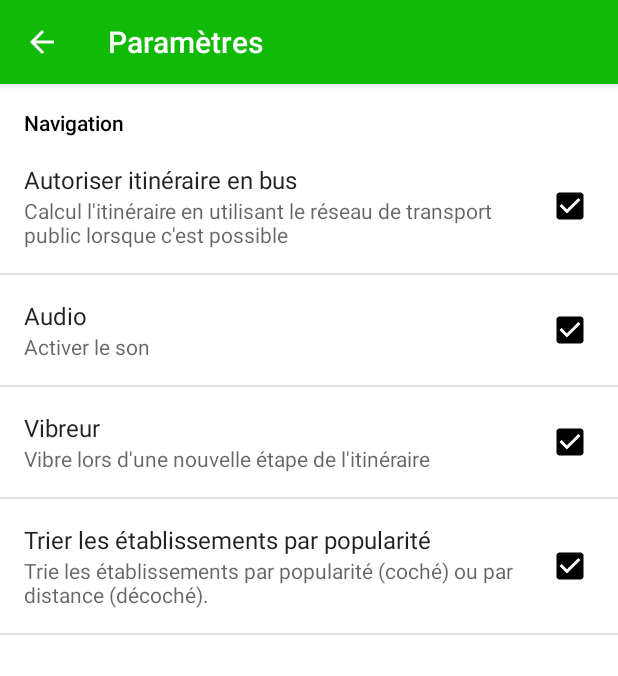
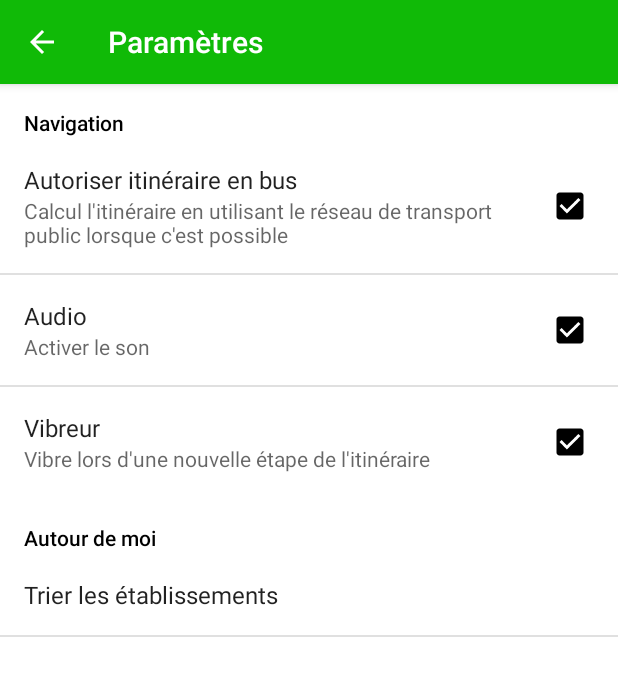
Before and after one commit to snigle/corsaire, an Android app: the screen it shows after launch (MainSettingsActivity), after a tap on "Paramètres", on a phone screen of 412 x 824 dp. Shown: the top 676 px of the screen. Run offline under Robolectric (Android 15) with nearby library versions, the phone set to English and light mode, and no system bars; our stand-ins replace Volley; libraries missing offline, so code that uses them is left out: com.google.maps.android; 2 statements that could not run were skipped.

Commit message:
Add hotel and health categories #5. Sort places by popularity #3

```diff
--- a/app/build.gradle
+++ b/app/build.gradle
@@ -7,8 +7,8 @@ android {
         applicationId 'eu.snigle.proxygps'
         minSdkVersion 15
         targetSdkVersion 23
-        versionName '1.2.2'
-        versionCode 7
+        versionName '1.2.3'
+        versionCode 8
     }
     buildTypes {
         release {
--- /dev/null
+++ b/app/src/main/res/values/arrays.xml
@@ -0,0 +1,5 @@
+<?xml version="1.0" encoding="utf-8"?>
+<resources>
+    <string-array name="pref_activated_entries"><item>@string/sortByPopularity</item><item>@string/sortByDistance</item></string-array>
+    <string-array name="pref_activated_entries_values"><item>@string/pref_sort_popularity</item><item>@string/pref_sort_distance</item></string-array>
+</resources>
--- a/app/src/main/res/values/strings.xml
+++ b/app/src/main/res/values/strings.xml
@@ -71,8 +71,14 @@
     <string name="precision">précision</string>
     <string name="croissant">sens croissant</string>
     <string name="decroissant">sens décroissant</string>
-    <string name="pref_sortByPopularity" translatable="false">pref_sortByPopularity</string>
-    <string name="pref_sortByPopularity_title">Trier les établissements par popularité</string>
-    <string name="pref_sortByPopularity_summ">Trie les établissements par popularité (coché)  ou par distance (décoché).</string>
+    <string name="pref_sortByPopularity" translatable="false">pref_sortByPopularityString</string>
+    <string name="pref_sortByPopularity_title">Trier les établissements</string>
+    <string name="hotel">Hotel</string>
+    <string name="sante">Santé</string>
+    <string name="sortByPopularity">Trier par popularité</string>
+    <string name="sortByDistance">Trier par distance</string>
+    <string name="pref_sort_popularity" translatable="false">pref_sort_popularity</string>
+    <string name="pref_sort_distance" translatable="false">pref_sort_distance</string>
+
 
 </resources>
--- a/app/src/main/res/xml/preferences.xml
+++ b/app/src/main/res/xml/preferences.xml
@@ -23,22 +23,21 @@
             android:summary="@string/pref_vibrate_summ"
             android:defaultValue="true" />
 
-        <CheckBoxPreference
-            android:key="@string/pref_sortByPopularity"
-            android:title="@string/pref_sortByPopularity_title"
-            android:summary="@string/pref_sortByPopularity_summ"
-            android:defaultValue="true" />
-
 
     </PreferenceCategory>
 
+    <PreferenceCategory
+        android:title="@string/recherche_proximite"
+        android:key="pref_around_me_settings">
 
-    <!--<ListPreference-->
-        <!--android:dependency="pref_sync"-->
-        <!--android:key="pref_syncConnectionType"-->
-        <!--android:title="@string/pref_syncConnectionType"-->
-        <!--android:dialogTitle="@string/pref_syncConnectionType"-->
-        <!--android:entries="@array/pref_syncConnectionTypes_entries"-->
-        <!--android:entryValues="@array/pref_syncConnectionTypes_values"-->
-        <!--android:defaultValue="@string/pref_syncConnectionTypes_default" />-->
+        <ListPreference
+            android:key="@string/pref_sortByPopularity"
+            android:title="@string/pref_sortByPopularity_title"
+            android:dialogTitle="@string/pref_sortByPopularity_title"
+            android:entries="@array/pref_activated_entries"
+            android:entryValues="@array/pref_activated_entries_values"
+            android:defaultValue="true" />
+
+    </PreferenceCategory>
+
 </PreferenceScreen>
```
Also changed, not shown: app/src/main/java/eu/snigle/corsaire/proximite/CategoriesActivity.java (+12 -4 lines), app/src/main/res/drawable-hdpi/ic_hotel_black_48dp.png (added), app/src/main/res/drawable-mdpi/ic_hotel_black_48dp.png (added), app/src/main/res/drawable-xhdpi/ic_hotel_black_48dp.png (added), app/src/main/res/drawable-xxhdpi/ic_hotel_black_48dp.png (added), app/src/main/res/drawable-xxxhdpi/ic_hotel_black_48dp.png (added), app/src/main/res/drawable/ic_hotel_black_48dp_green.png (added), 2 other files.
